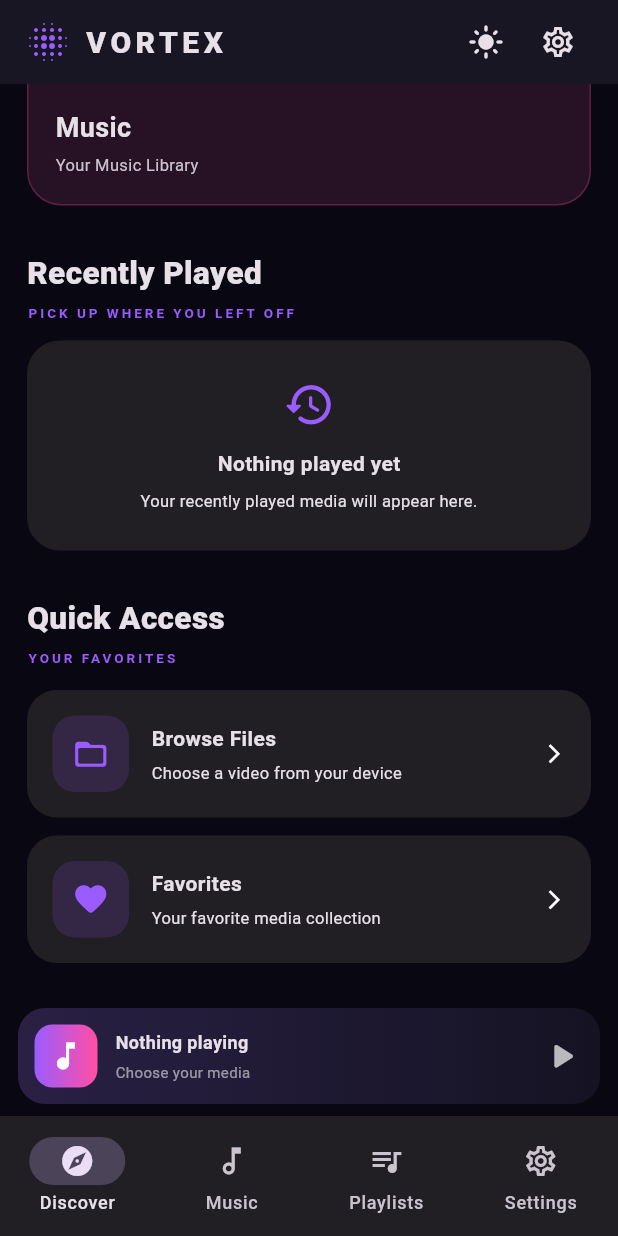
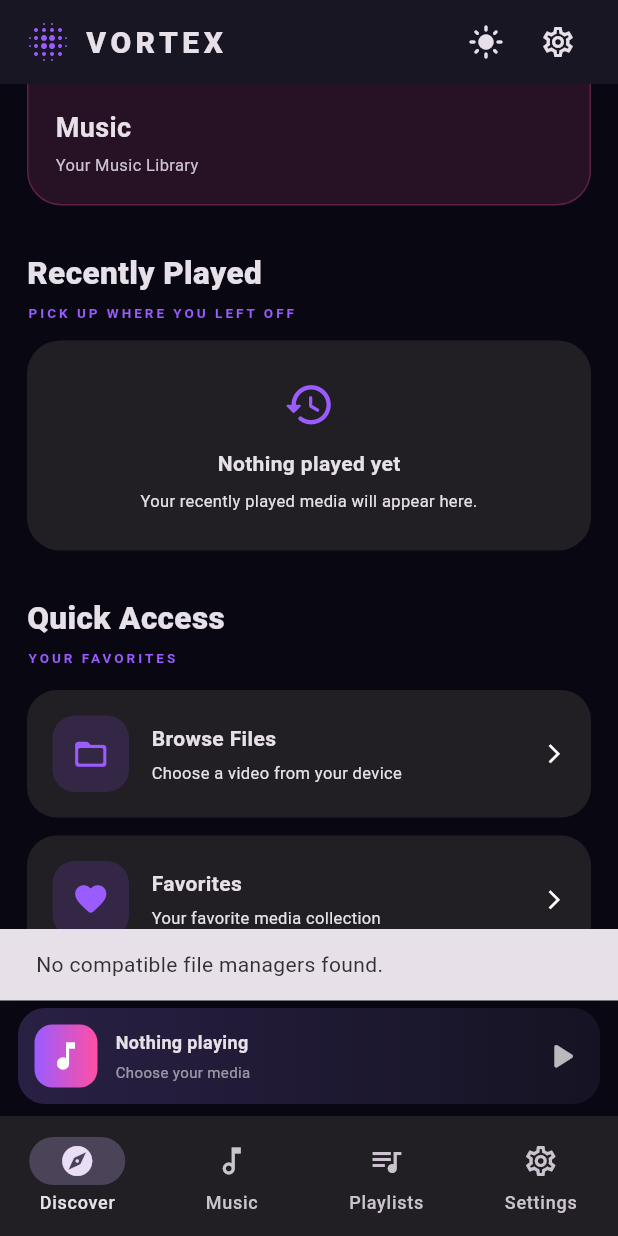
Before and after one commit to kevinonil/VortexPlayer, a Flutter app: the screen it shows after launch, scrolled down 551 dp, after a tap on "Browse Files", on a phone screen of 412 x 824 dp. Run offline on Flutter 3.47's test engine with Material 3 defaults, Android fonts, the phone set to English and light mode, and no system bars; our stand-ins replace file_picker, video_player; missing offline and left inert: photo_manager.

Commit message:
Implement file manager selection and video picking
Added functionality to select a file manager and pick a video using the selected manager.

```diff
--- a/lib/main.dart
+++ b/lib/main.dart
@@ -196,8 +196,66 @@ class HomePage extends StatelessWidget {
         'com.vortexplayer.vortex_player/file_picker',
       );
 
+      final rawManagers =
+          await platform.invokeListMethod<dynamic>(
+        'getFileManagers',
+      );
+
+      if (!context.mounted) return;
+
+      final managers = (rawManagers ?? [])
+          .map(
+            (item) => Map<String, String>.from(item as Map),
+          )
+          .toList();
+
+      if (managers.isEmpty) {
+        ScaffoldMessenger.of(context).showSnackBar(
+          const SnackBar(
+            content: Text('No compatible file managers found.'),
+          ),
+        );
+        return;
+      }
+
+      final selectedPackage = await showDialog<String>(
+        context: context,
+        builder: (dialogContext) {
+          return AlertDialog(
+            title: const Text('Choose File Manager'),
+            content: Column(
+              mainAxisSize: MainAxisSize.min,
+              children: managers.map((manager) {
+                return ListTile(
+                  leading: const Icon(
+                    Icons.folder_open_rounded,
+                    color: purple,
+                  ),
+                  title: Text(manager['appName'] ?? 'Unknown'),
+                  onTap: () {
+                    Navigator.pop(
+                      dialogContext,
+                      manager['packageName'],
+                    );
+                  },
+                );
+              }).toList(),
+            ),
+          );
+        },
+      );
+
+      if (selectedPackage == null || !context.mounted) {
+        return;
+      }
+
       final String? videoPath =
-          await platform.invokeMethod<String>('pickVideo');
+          await platform.invokeMethod<String>(
+        'pickVideo',
+        {
+          'packageName': selectedPackage,
+        },
+      );
 
       if (videoPath == null || !context.mounted) {
         return;
```
